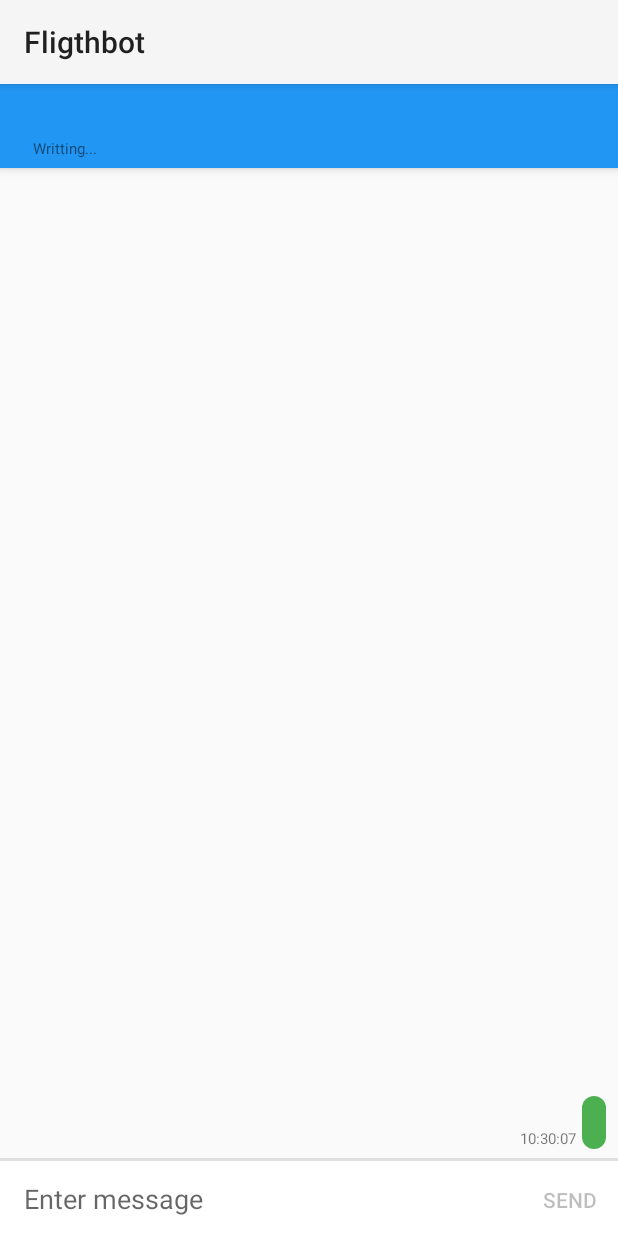
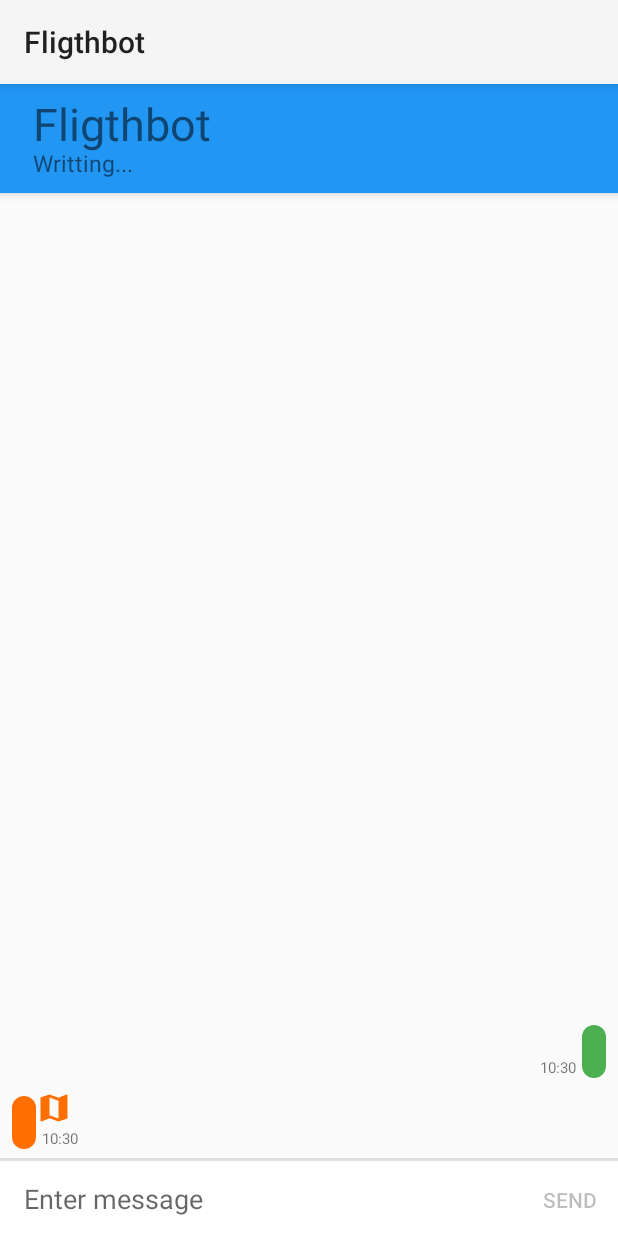
Before and after one commit to alexalmansa/fligthbot-app, an Android app: the screen it shows after launch (MainActivity), after a tap on "SEND", on a phone screen of 412 x 824 dp. Run offline under Robolectric (Android 15) with nearby library versions, the phone set to English and light mode, and no system bars; libraries missing offline, so code that uses them is left out: com.mashape.unirest; 3 statements that could not run were skipped.

Commit message:
Improvements with map and time

```diff
--- a/app/build.gradle
+++ b/app/build.gradle
@@ -5,7 +5,7 @@ android {
     buildToolsVersion "29.0.3"
     defaultConfig {
         applicationId "com.example.fligthbot"
-        minSdkVersion 15
+        minSdkVersion 24
         targetSdkVersion 29
         versionCode 1
         versionName "1.0"
--- a/app/src/main/java/com/example/fligthbot/MainActivity.java
+++ b/app/src/main/java/com/example/fligthbot/MainActivity.java
@@ -1,6 +1,9 @@
 package com.example.fligthbot;
 
-import android.app.Activity;
+import android.content.Intent;
+import android.icu.text.DateFormat;
+import android.icu.text.SimpleDateFormat;
+import android.net.Uri;
 import android.os.Bundle;
 
 import com.example.fligthbot.model.Message;
@@ -23,10 +26,14 @@ import android.widget.Button;
 import android.widget.EditText;
 import android.widget.TextView;
 
+import java.sql.Time;
 import java.util.ArrayList;
+import java.util.Date;
 import java.util.List;
 
 public class MainActivity extends AppCompatActivity {
+        private final static String IP = "10.0.2.2";
+        private final static String PORT = "4444";
 
         private RecyclerView mMessageRecycler;
         private EditText mChatBox;
@@ -34,6 +41,7 @@ public class MainActivity extends AppCompatActivity {
         private List<Message> messageList;
         private TextView tvWritting;
         private MessageListAdapter mMessageAdapter;
+        private DateFormat outputformat;
 
 
         @Override
@@ -42,7 +50,7 @@ public class MainActivity extends AppCompatActivity {
 
             super.onCreate(savedInstanceState);
             setContentView(R.layout.activity_main);
-
+            outputformat = new SimpleDateFormat("HH:mm");
             viewSetup();
             chatBoxSetup();
 
@@ -64,7 +72,7 @@ public class MainActivity extends AppCompatActivity {
             mMessageRecycler.setLayoutManager(linearLayoutManager);
 
 
-            mMessageAdapter = new MessageListAdapter(this, messageList);
+            mMessageAdapter = new MessageListAdapter(getBaseContext(), messageList);
             mMessageRecycler.setAdapter(mMessageAdapter);
 
         }
@@ -99,12 +107,26 @@ public class MainActivity extends AppCompatActivity {
             mSendButton.setOnClickListener(new View.OnClickListener() {
                 @Override
                 public void onClick(View v) {
-                    //TODO: REND MESSAGE
 
-                    Message mes = new Message(mChatBox.getText().toString(),1);
+
+                    Message mes = new Message(mChatBox.getText().toString(),Message.VIEW_TYPE_MESSAGE_SENT,outputformat.format(new Date()) );
 
                     messageList.add(mes);
                     mMessageRecycler.scrollToPosition(messageList.size() - 1);
+
+                    mes = new Message(mChatBox.getText().toString(),Message.VIEW_TYPE_MESSAGE_RECEIVED, "google.navigation:q=Passeig de Gràcia, 43, 08007 Barcelona, Spain",outputformat.format(new Date()));
+
+                    messageList.add(mes);
+                    mMessageRecycler.scrollToPosition(messageList.size() - 1);
+
+
+
+                    //Open maps with navigation to go to this adress
+                    //Uri gmmIntentUri = Uri.parse("google.navigation:q=Passeig de Gràcia, 43, 08007 Barcelona, Spain");
+
+                    //Open maps with direction
+                    //geo:0,0?q=Passeig de Gràcia, 43, 08007 Barcelona, Spain
+
 
 
                     Unirest.setTimeouts(0, 0);
@@ -114,12 +136,18 @@ public class MainActivity extends AppCompatActivity {
                         public void run() {
                             try  {
                                 try {
-                                    HttpResponse<String> response = Unirest.post("http://62.57.180.90:4444")
+                                    HttpResponse<String> response = Unirest.post(IP + ":" + PORT )
                                             .header("Content-Type", "text/plain")
-                                            .body("{\n\t\"User\":\"Marc\",\n\t\"Message\":\""+mChatBox.getText().toString() +"\"\n}")
+                                            .body("{\n\t\"User\":\"Alex\",\n\t\"Message\":\""+mChatBox.getText().toString() +"\"\n}")
                                             .asString();
                                     Response data = new Gson().fromJson(response.getBody(), Response.class);
-                                    final Message resp = new Message(data.getFulfillmentText(),2);
+                                    if (data.getIntent().equals("Info")){
+
+
+                                    }
+                                    Date time = new Time(System.currentTimeMillis());
+                                    final Message resp = new Message(data.getFulfillmentText(),Message.VIEW_TYPE_MESSAGE_RECEIVED,outputformat.format(new Date()));
+
                                     messageList.add(resp);
                                 } catch (UnirestException e) {
                                     e.printStackTrace();
--- a/app/src/main/java/com/example/fligthbot/model/Message.java
+++ b/app/src/main/java/com/example/fligthbot/model/Message.java
@@ -1,10 +1,25 @@
 package com.example.fligthbot.model;
 
 public class Message {
+
+    public static final int VIEW_TYPE_MESSAGE_SENT = 1;
+    public static final int VIEW_TYPE_MESSAGE_RECEIVED = 2;
+
     public String message;
     public int sender;
-    public Message(String message, int sender){
+    public String map;
+    public String time;
+
+    public Message(String message, int sender, String time){
         this.message = message;
         this.sender = sender;
+        this.time = time;
+        this.map = null;
+    }
+    public Message(String message, int sender, String map, String time){
+        this.message = message;
+        this.sender = sender;
+        this.time = time;
+        this.map = map;
     }
 }
--- a/app/src/main/java/com/example/fligthbot/model/MessageListAdapter.java
+++ b/app/src/main/java/com/example/fligthbot/model/MessageListAdapter.java
@@ -5,6 +5,11 @@ import android.content.Context;
 
 import androidx.recyclerview.widget.RecyclerView;
 
+import android.content.Intent;
+import android.icu.text.DateFormat;
+import android.icu.text.SimpleDateFormat;
+import android.icu.text.TimeZoneFormat;
+import android.net.Uri;
 import android.view.LayoutInflater;
 import android.view.View;
 import android.view.ViewGroup;
@@ -16,11 +21,14 @@ import com.example.fligthbot.R;
 
 import java.sql.Time;
 import java.sql.Timestamp;
+import java.util.Date;
 import java.util.List;
 
+import static com.example.fligthbot.model.Message.VIEW_TYPE_MESSAGE_RECEIVED;
+import static com.example.fligthbot.model.Message.VIEW_TYPE_MESSAGE_SENT;
+
 public class MessageListAdapter extends RecyclerView.Adapter {
-    private static final int VIEW_TYPE_MESSAGE_SENT = 1;
-    private static final int VIEW_TYPE_MESSAGE_RECEIVED = 2;
+
 
 
     private Context mContext;
@@ -41,7 +49,7 @@ public class MessageListAdapter extends RecyclerView.Adapter {
     public int getItemViewType(int position) {
         Message message = (Message) mMessageList.get(position);
 
-        if (message.sender == 1) {                                                            //ERRROOOOOOOOOOOOOOOOOOOOOOOOOOOR
+        if (message.sender == 1) {
             // If the current user is the sender of the message
             return VIEW_TYPE_MESSAGE_SENT;
         } else {
@@ -96,32 +104,45 @@ public class MessageListAdapter extends RecyclerView.Adapter {
             messageText.setText(message.message);
 
             // Format the stored timestamp into a readable String using method.
-            Time time = new Time(System.currentTimeMillis());
 
-            timeText.setText(time.toString());
+            timeText.setText(message.time);
         }
     }
 
     private class ReceivedMessageHolder extends RecyclerView.ViewHolder {
         TextView messageText, timeText, nameText;
-        ImageView profileImage;
+        ImageView map;
 
         ReceivedMessageHolder(View itemView) {
             super(itemView);
 
             messageText = (TextView) itemView.findViewById(R.id.text_message_body);
             timeText = (TextView) itemView.findViewById(R.id.text_message_time);
+            map = (ImageView) itemView.findViewById(R.id.iv_map);
 
         }
 
-        void bind(Message message) {
+        void bind(final Message message) {
+
             messageText.setText(message.message);
+            timeText.setText(message.time);
+            if (message.map != null) {
+                map.setVisibility(View.VISIBLE);
+                map.setOnClickListener(new View.OnClickListener() {
+                    @Override
+                    public void onClick(View v) {
+                        //Open mapp with this adress
+                        Uri gmmIntentUri = Uri.parse(message.map);
+                        Intent mapIntent = new Intent(Intent.ACTION_VIEW, gmmIntentUri);
+                        mapIntent.setPackage("com.google.android.apps.maps");
+                        mapIntent.addFlags(Intent.FLAG_ACTIVITY_NEW_TASK);
+                        mContext.startActivity(mapIntent);
 
-            // Format the stored timestamp into a readable String using method.
-            Time time = new Time(System.currentTimeMillis());
-
-            timeText.setText(time.toString());
-            //Utils.displayRoundImageFromUrl(mContext, message.getSender().getImageUrl(), profileImage);
+                    }
+                });
+            }else {
+                map.setVisibility(View.GONE);
+            }
         }
     }
 }
--- /dev/null
+++ b/app/src/main/res/drawable/ic_map.xml
@@ -0,0 +1,9 @@
+<vector xmlns:android="http://schemas.android.com/apk/res/android"
+        android:width="24dp"
+        android:height="24dp"
+        android:viewportWidth="24.0"
+        android:viewportHeight="24.0">
+    <path
+        android:fillColor="#FF6E00"
+        android:pathData="M20.5,3l-0.16,0.03L15,5.1 9,3 3.36,4.9c-0.21,0.07 -0.36,0.25 -0.36,0.48V20.5c0,0.28 0.22,0.5 0.5,0.5l0.16,-0.03L9,18.9l6,2.1 5.64,-1.9c0.21,-0.07 0.36,-0.25 0.36,-0.48V3.5c0,-0.28 -0.22,-0.5 -0.5,-0.5zM15,19l-6,-2.11V5l6,2.11V19z"/>
+</vector>
--- a/app/src/main/res/layout/bar_chat.xml
+++ b/app/src/main/res/layout/bar_chat.xml
@@ -13,30 +13,33 @@
         android:layout_height="?attr/actionBarSize"
         app:layout_scrollFlags="scroll|enterAlways"
         app:popupTheme="@style/ThemeOverlay.AppCompat.Light"
-        app:theme="@style/ThemeOverlay.AppCompat.Dark.ActionBar">
+        app:theme="@style/ThemeOverlay.AppCompat.Dark.ActionBar"></androidx.appcompat.widget.Toolbar>
 
 
 
 
 
         <TextView
-            android:id="@+id/text_toolbar_title"
+            android:id="@+id/title"
             android:layout_width="wrap_content"
             android:layout_height="wrap_content"
-            tools:text="FligthBot"
+            android:layout_marginTop="-50dp"
+            android:layout_marginBottom="5dp"
+            android:layout_marginHorizontal="22dp"
+            android:text="Fligthbot"
+            android:textSize="30sp"
             />
 
-    </androidx.appcompat.widget.Toolbar>
     <TextView
         android:id="@+id/tv_writting"
         android:layout_width="wrap_content"
         android:layout_height="wrap_content"
-        android:layout_marginTop="-20dp"
+        android:layout_marginTop="-10dp"
         android:layout_marginBottom="5dp"
         android:layout_marginHorizontal="22dp"
         android:text="Writting..."
-        android:textSize="10sp"
-        android:visibility="gone"
+        android:textSize="15sp"
+        android:visibility="invisible"
         />
 
 </com.google.android.material.appbar.AppBarLayout>
--- a/app/src/main/res/layout/item_received.xml
+++ b/app/src/main/res/layout/item_received.xml
@@ -34,4 +34,12 @@
         android:layout_marginLeft="4dp"
         app:layout_constraintBottom_toBottomOf="@+id/text_message_body" />
 
+    <ImageView
+        android:id="@+id/iv_map"
+        android:layout_width="wrap_content"
+        android:layout_height="match_parent"
+        android:background="@drawable/ic_map"
+        app:layout_constraintLeft_toRightOf="@+id/text_message_body"/>
+
+
 </androidx.constraintlayout.widget.ConstraintLayout>
```
